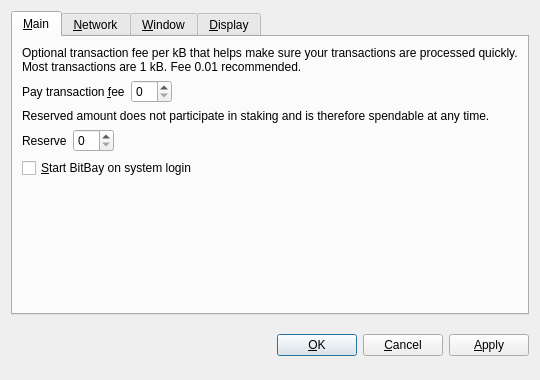
First picture: the form in src/qt/forms/optionsdialog.ui, repository dzimbeck/BitBay, before the edit.
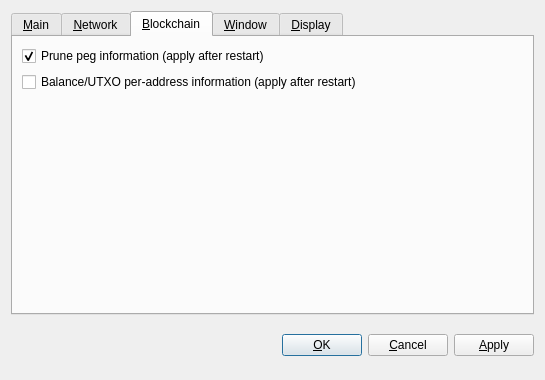
Second picture: the form after the edit. The open tabs and pages were chosen to show the change. Custom widgets are drawn as their Qt base class.

Diff of the .ui file:
```diff
--- a/src/qt/forms/optionsdialog.ui
+++ b/src/qt/forms/optionsdialog.ui
@@ -6,7 +6,7 @@
    <rect>
     <x>0</x>
     <y>0</y>
-    <width>540</width>
+    <width>541</width>
     <height>380</height>
    </rect>
   </property>
@@ -79,7 +79,7 @@
        <item>
         <widget class="QLabel" name="reserveBalanceInfoLabel">
          <property name="text">
-          <string>Reserved amount does not participate in staking and is therefore spendable at any time.</string>
+          <string>Non-staking amount does not participate in staking and is therefore operable at any time.</string>
          </property>
          <property name="textFormat">
           <enum>Qt::PlainText</enum>
@@ -94,7 +94,7 @@
          <item>
           <widget class="QLabel" name="reserveBalanceLabel">
            <property name="text">
-            <string>Reserve</string>
+            <string>Non-staking amount</string>
            </property>
            <property name="textFormat">
             <enum>Qt::PlainText</enum>
@@ -256,6 +256,43 @@
        </item>
       </layout>
      </widget>
+     <widget class="QWidget" name="tabBlockchain">
+      <attribute name="title">
+       <string>&amp;Blockchain</string>
+      </attribute>
+      <layout class="QGridLayout" name="gridLayout">
+       <item row="2" column="0" colspan="2">
+        <spacer name="verticalSpacer">
+         <property name="orientation">
+          <enum>Qt::Vertical</enum>
+         </property>
+         <property name="sizeHint" stdset="0">
+          <size>
+           <width>501</width>
+           <height>231</height>
+          </size>
+         </property>
+        </spacer>
+       </item>
+       <item row="0" column="0" colspan="2">
+        <widget class="QCheckBox" name="prunePegInfo">
+         <property name="text">
+          <string>Prune peg information (apply after restart)</string>
+         </property>
+         <property name="checked">
+          <bool>true</bool>
+         </property>
+        </widget>
+       </item>
+       <item row="1" column="0" colspan="2">
+        <widget class="QCheckBox" name="utxoAddressInfo">
+         <property name="text">
+          <string>Balance/UTXO per-address information (apply after restart)</string>
+         </property>
+        </widget>
+       </item>
+      </layout>
+     </widget>
      <widget class="QWidget" name="tabWindow">
       <attribute name="title">
        <string>&amp;Window</string>
@@ -465,9 +502,14 @@
   </layout>
  </widget>
  <customwidgets>
+  <customwidget>
+   <class>QValidatedLineEdit</class>
+   <extends>QLineEdit</extends>
+   <header>qvalidatedlineedit.h</header>
+  </customwidget>
   <customwidget>
    <class>BitcoinAmountField</class>
-   <extends>QSpinBox</extends>
+   <extends>QLineEdit</extends>
    <header>bitcoinamountfield.h</header>
   </customwidget>
   <customwidget>
@@ -475,11 +517,6 @@
    <extends>QComboBox</extends>
    <header>qvaluecombobox.h</header>
   </customwidget>
-  <customwidget>
-   <class>QValidatedLineEdit</class>
-   <extends>QLineEdit</extends>
-   <header>qvalidatedlineedit.h</header>
-  </customwidget>
  </customwidgets>
  <resources/>
  <connections/>
```
Left out of the diff: 11 changed lines with no effect on the pictures.
